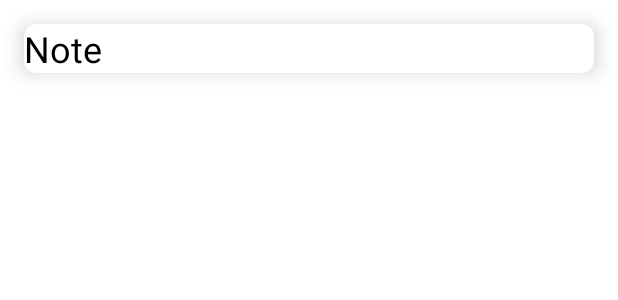
After one commit to agamt1511/TheSchedule_FinalProject, an Android app: the layout note_cell.xml on its own in the app's theme, with its tools: preview values and no code run, on a phone screen of 412 x 824 dp. The commit adds this screen. Shown: the top 300 px of the screen. Run offline under Robolectric (Android 15) with nearby library versions, the phone set to English and light mode, and no system bars.

Commit message:
Starting Notes

```diff
--- /dev/null
+++ b/app/src/main/res/layout/note_cell.xml
@@ -0,0 +1,20 @@
+<?xml version="1.0" encoding="utf-8"?>
+<androidx.cardview.widget.CardView xmlns:android="http://schemas.android.com/apk/res/android"
+    android:layout_width="match_parent"
+    android:layout_height="wrap_content"
+    xmlns:app="http://schemas.android.com/apk/res-auto"
+    app:cardElevation="8dp"
+    app:cardCornerRadius="8dp"
+    android:layout_margin="16dp"
+    android:orientation="vertical">
+
+    <TextView
+        android:id="@+id/note_cell"
+        android:layout_width="wrap_content"
+        android:layout_height="wrap_content"
+        android:text="Note"
+        android:textColor="@color/black"
+        android:textSize="24dp"
+        android:layout_gravity="left"/>
+
+</androidx.cardview.widget.CardView>
```
Also changed, not shown: app/src/main/java/com/example/theschedule_finalproject/Adapters/NoteAdapter.java (added, +54 -0 lines), app/src/main/java/com/example/theschedule_finalproject/NotesEdit.java (+3 -16 lines), app/src/main/java/com/example/theschedule_finalproject/NotesView.java (+55 -4 lines).
